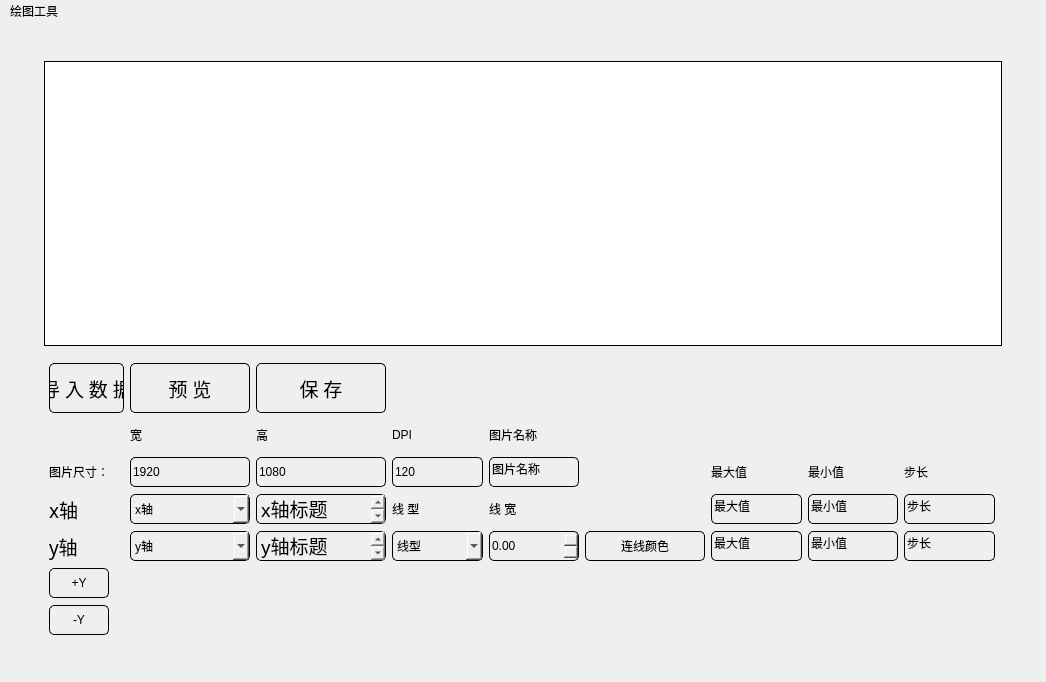
This is View/layerPaintUI.ui in we1019000306/layerPaint as Qt 5 draws it before an edit. The edited form follows.
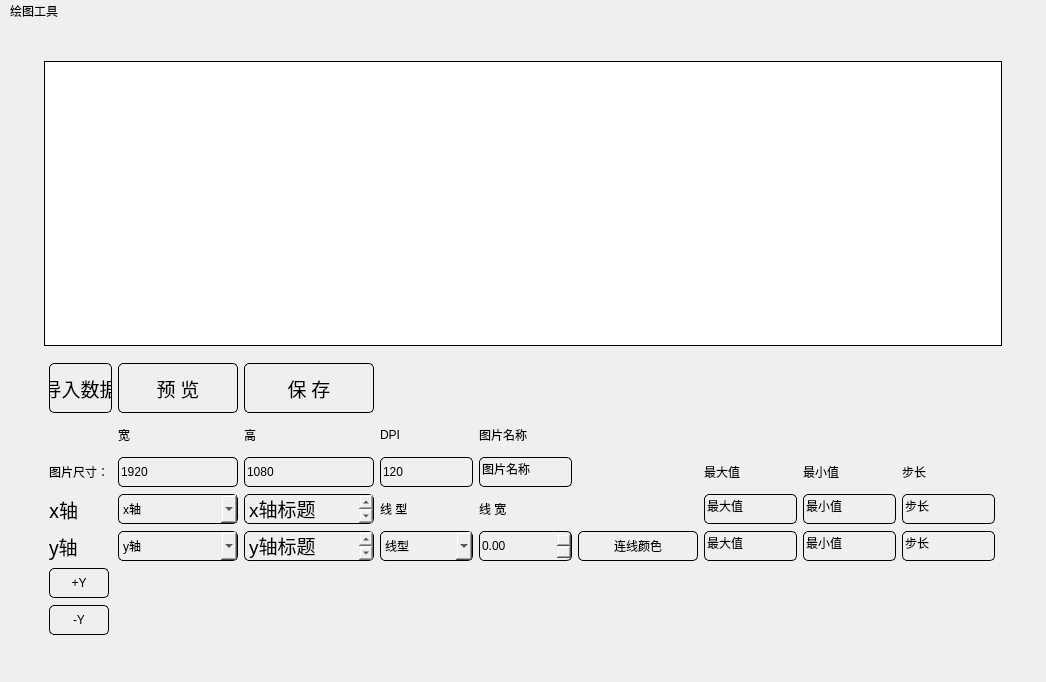
This is the edited form. Icons and pictures are not drawn.

What changed in the file:
```diff
--- a/View/layerPaintUI.ui
+++ b/View/layerPaintUI.ui
@@ -808,7 +808,7 @@
 border: 1px solid #000</string>
            </property>
            <property name="text">
-            <string>导 入 数 据</string>
+            <string>导入数据</string>
            </property>
            <property name="icon">
             <iconset>
```
Left out of the diff: 6 changed lines with no effect on the pictures.
